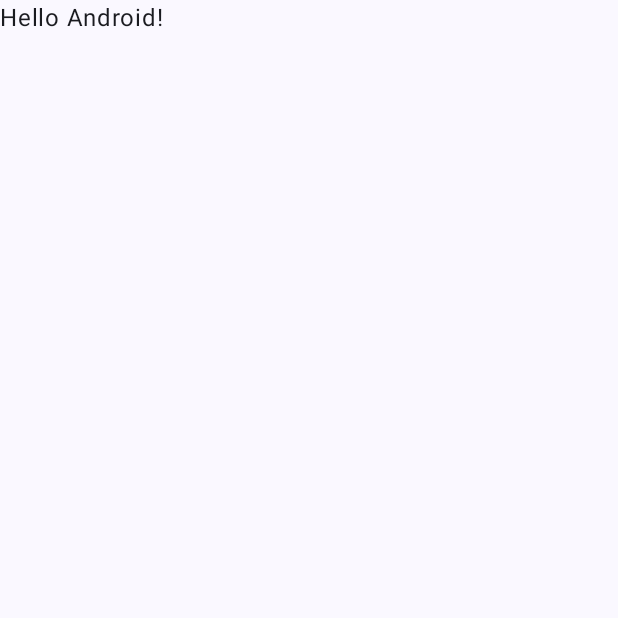
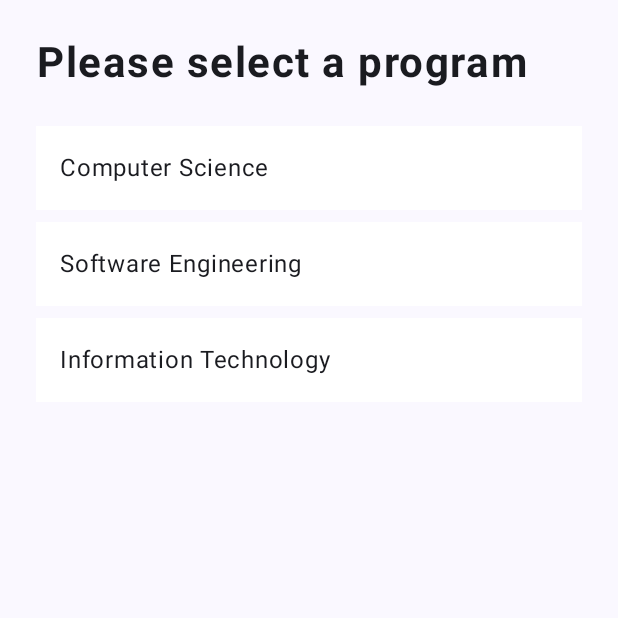
Before and after one commit to dmvbnoob/COMP304_Assignment4_Exercise2, an Android app built with Jetpack Compose: the screen it shows after launch (MainActivity), on a phone screen of 412 x 824 dp, the top half of it. Before the commit the part shown is almost empty. Run offline under Robolectric (Android 15) with nearby library versions, the phone set to English and light mode, and no system bars.

Commit message:
added list layout on main activity

```diff
--- a/app/build.gradle.kts
+++ b/app/build.gradle.kts
@@ -59,11 +59,13 @@ dependencies {
     implementation("androidx.compose.ui:ui-graphics")
     implementation("androidx.compose.ui:ui-tooling-preview")
     implementation("androidx.compose.material3:material3")
+    implementation(platform("androidx.compose:compose-bom:2023.03.00"))
     testImplementation("junit:junit:4.13.2")
     androidTestImplementation("androidx.test.ext:junit:1.1.5")
     androidTestImplementation("androidx.test.espresso:espresso-core:3.5.1")
     androidTestImplementation(platform("androidx.compose:compose-bom:2023.03.00"))
     androidTestImplementation("androidx.compose.ui:ui-test-junit4")
+    androidTestImplementation(platform("androidx.compose:compose-bom:2023.03.00"))
     debugImplementation("androidx.compose.ui:ui-tooling")
     debugImplementation("androidx.compose.ui:ui-test-manifest")
 }
--- a/app/src/main/AndroidManifest.xml
+++ b/app/src/main/AndroidManifest.xml
@@ -13,6 +13,11 @@
         android:theme="@style/Theme.DonnaMarieBrar_COMP304Sec004_Lab4"
         tools:targetApi="31">
         <activity
+            android:name=".SecondActivity"
+            android:exported="false"
+            android:label="@string/title_activity_second"
+            android:theme="@style/Theme.DonnaMarieBrar_COMP304Sec004_Lab4" />
+        <activity
             android:name=".MainActivity"
             android:exported="true"
             android:label="@string/app_name"
--- a/app/src/main/java/com/example/donnamariebrar_comp304sec004_lab4/MainActivity.kt
+++ b/app/src/main/java/com/example/donnamariebrar_comp304sec004_lab4/MainActivity.kt
@@ -3,13 +3,41 @@ package com.example.donnamariebrar_comp304sec004_lab4
 import android.os.Bundle
 import androidx.activity.ComponentActivity
 import androidx.activity.compose.setContent
+import androidx.compose.foundation.background
+import androidx.compose.foundation.clickable
+import androidx.compose.foundation.layout.Arrangement
+import androidx.compose.foundation.layout.Column
+import androidx.compose.foundation.layout.ExperimentalLayoutApi
+import androidx.compose.foundation.layout.FlowColumn
 import androidx.compose.foundation.layout.fillMaxSize
+import androidx.compose.foundation.layout.fillMaxWidth
+import androidx.compose.foundation.layout.padding
+import androidx.compose.foundation.layout.width
+import androidx.compose.foundation.lazy.LazyColumn
+import androidx.compose.foundation.lazy.itemsIndexed
+import androidx.compose.material3.DropdownMenu
+import androidx.compose.material3.DropdownMenuItem
+import androidx.compose.material3.ExperimentalMaterial3Api
 import androidx.compose.material3.MaterialTheme
 import androidx.compose.material3.Surface
 import androidx.compose.material3.Text
+import androidx.compose.material3.TextField
 import androidx.compose.runtime.Composable
+import androidx.compose.runtime.getValue
+import androidx.compose.runtime.mutableStateOf
+import androidx.compose.runtime.remember
+import androidx.compose.runtime.setValue
 import androidx.compose.ui.Modifier
+import androidx.compose.ui.graphics.Color
+import androidx.compose.ui.platform.LocalContext
+import androidx.compose.ui.text.font.FontFamily
+import androidx.compose.ui.text.font.FontStyle
+import androidx.compose.ui.text.font.FontWeight
+import androidx.compose.ui.text.style.TextAlign
+import androidx.compose.ui.text.style.TextDecoration
 import androidx.compose.ui.tooling.preview.Preview
+import androidx.compose.ui.unit.dp
+import androidx.compose.ui.unit.sp
 import com.example.donnamariebrar_comp304sec004_lab4.ui.theme.DonnaMarieBrar_COMP304Sec004_Lab4Theme
 
 class MainActivity : ComponentActivity() {
@@ -22,25 +50,60 @@ class MainActivity : ComponentActivity() {
                     modifier = Modifier.fillMaxSize(),
                     color = MaterialTheme.colorScheme.background
                 ) {
-                    Greeting("Android")
+                    Layout()
                 }
             }
         }
     }
 }
 
+//Layout
+@OptIn(ExperimentalLayoutApi::class)
 @Composable
-fun Greeting(name: String, modifier: Modifier = Modifier) {
-    Text(
-        text = "Hello $name!",
-        modifier = modifier
-    )
+fun Layout() {
+    FlowColumn(modifier = Modifier.padding(24.dp),
+                verticalArrangement = Arrangement.spacedBy(24.dp))
+    {
+        Text(
+            text = "Please select a program",
+            fontSize = 28.sp,
+            fontWeight = FontWeight.Bold,
+            textAlign = TextAlign.Center,
+            fontFamily = FontFamily.SansSerif,
+            letterSpacing = 1.sp,
+            lineHeight = 36.sp,
+        )
+        ProgList()
+    }
+}
+
+//List
+@Composable
+fun ProgList() {
+    val context = LocalContext.current
+    val programs = context.resources.getStringArray(R.array.swProgs).toList()
+    var selectedItemIndex by remember { mutableStateOf(-1) }
+
+    LazyColumn(modifier = Modifier.fillMaxWidth(),
+                verticalArrangement = Arrangement.spacedBy(8.dp))
+    {
+        itemsIndexed(programs) { index, program ->
+            Text(
+                text = program,
+                modifier = Modifier
+                    .fillMaxWidth()
+                    .clickable { selectedItemIndex = index }
+                    .background(if (index == selectedItemIndex) Color.LightGray else Color.White)
+                    .padding(16.dp)
+            )
+        }
+    }
 }
 
 @Preview(showBackground = true)
 @Composable
-fun GreetingPreview() {
+fun LayoutPreview() {
     DonnaMarieBrar_COMP304Sec004_Lab4Theme {
-        Greeting("Android")
+        Layout()
     }
 }
--- a/app/src/main/java/com/example/donnamariebrar_comp304sec004_lab4/ui/theme/Color.kt
+++ b/app/src/main/java/com/example/donnamariebrar_comp304sec004_lab4/ui/theme/Color.kt
@@ -2,8 +2,8 @@ package com.example.donnamariebrar_comp304sec004_lab4.ui.theme
 
 import androidx.compose.ui.graphics.Color
 
-val Purple80 = Color(0xFFD0BCFF)
-val PurpleGrey80 = Color(0xFFCCC2DC)
+val Purple80 = Color(0xFFE8E0FA)
+val PurpleGrey80 = Color(0xFFEEE8F8)
 val Pink80 = Color(0xFFEFB8C8)
 
 val Purple40 = Color(0xFF6650a4)
--- a/app/src/main/res/values/strings.xml
+++ b/app/src/main/res/values/strings.xml
@@ -1,3 +1,11 @@
 <resources>
     <string name="app_name">DonnaMarieBrar_COMP304Sec004_Lab4</string>
+
+    <string-array name="swProgs">
+        <item>Computer Science</item>
+        <item>Software Engineering</item>
+        <item>Information Technology</item>
+    </string-array>
+    <string name="title_activity_second">SecondActivity</string>
+
 </resources>
```
Also changed, not shown: app/src/main/java/com/example/donnamariebrar_comp304sec004_lab4/SecondActivity.kt (added, +46 -0 lines).
